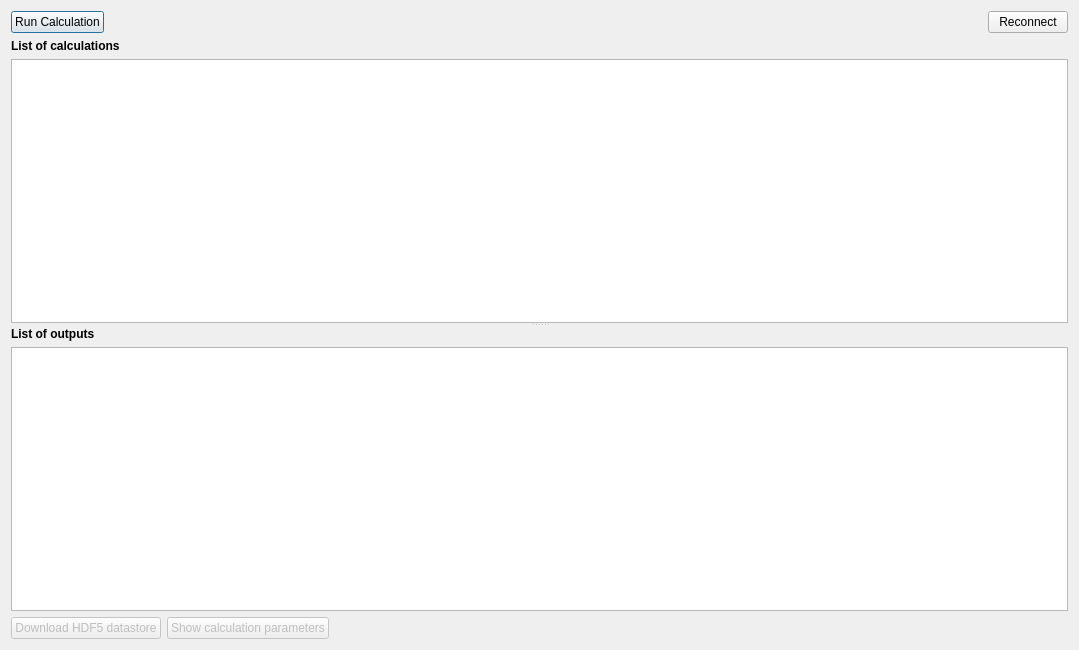
gem/oq-irmt-qgis, file svir/ui/ui_drive_engine_server.ui: the form before one commit.
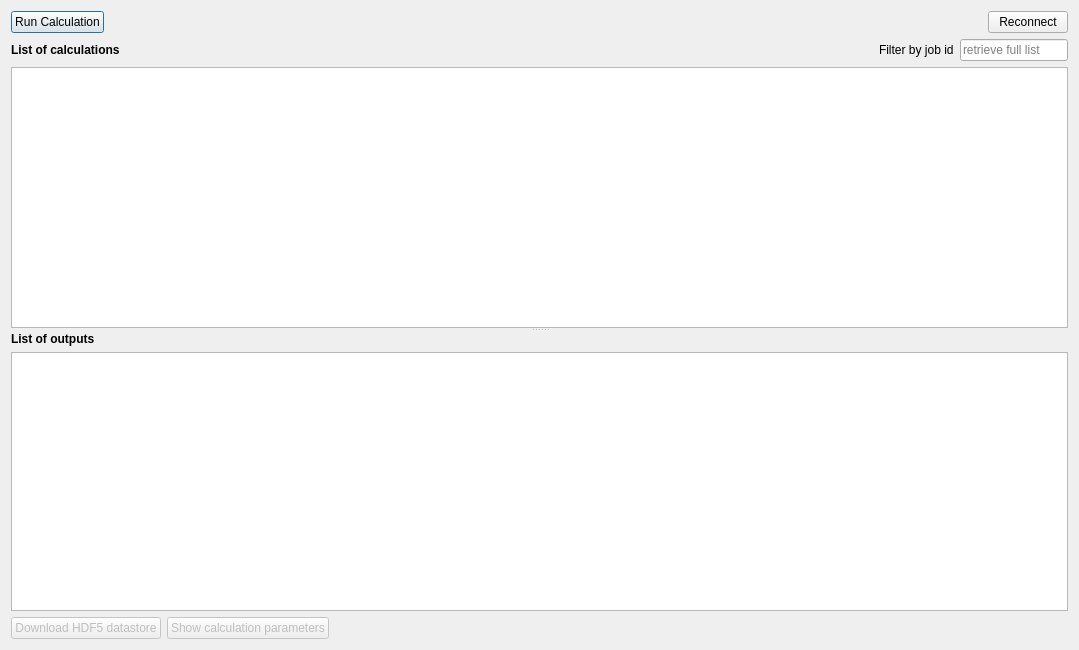
The form after the commit. Icons and pictures are not drawn.

Commit message: Add lineedit to filter by job id

Patch:
```diff
--- a/svir/ui/ui_drive_engine_server.ui
+++ b/svir/ui/ui_drive_engine_server.ui
@@ -57,6 +57,11 @@
      <widget class="QWidget" name="layoutWidget">
       <layout class="QVBoxLayout" name="verticalLayout_2">
        <item>
+        <layout class="QHBoxLayout" name="horizontalLayout_3">
+         <property name="topMargin">
+          <number>0</number>
+         </property>
+         <item>
         <widget class="QLabel" name="list_of_calcs_lbl">
          <property name="font">
           <font>
@@ -69,6 +74,44 @@
           <string>List of calculations</string>
          </property>
         </widget>
+         </item>
+         <item>
+          <spacer name="horizontalSpacer_3">
+           <property name="orientation">
+            <enum>Qt::Horizontal</enum>
+           </property>
+           <property name="sizeHint" stdset="0">
+            <size>
+             <width>40</width>
+             <height>20</height>
+            </size>
+           </property>
+          </spacer>
+         </item>
+         <item>
+          <widget class="QLabel" name="filter_by_job_id_lbl">
+           <property name="text">
+            <string>Filter by job id</string>
+           </property>
+          </widget>
+         </item>
+         <item>
+          <widget class="QLineEdit" name="lineEdit">
+           <property name="sizePolicy">
+            <sizepolicy hsizetype="Fixed" vsizetype="Fixed">
+             <horstretch>0</horstretch>
+             <verstretch>0</verstretch>
+            </sizepolicy>
+           </property>
+           <property name="text">
+            <string/>
+           </property>
+           <property name="placeholderText">
+            <string>retrieve full list</string>
+           </property>
+          </widget>
+         </item>
+        </layout>
        </item>
        <item>
         <widget class="QTableWidget" name="calc_list_tbl">
```
Lines whose indentation alone changed are shown as unchanged.
